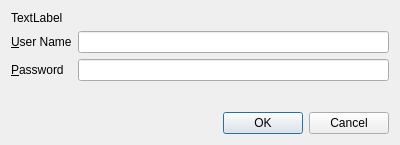
Old version of the form 2.x/UI/dooble_authentication_dialog.ui in the repository textbrowser/dooble.
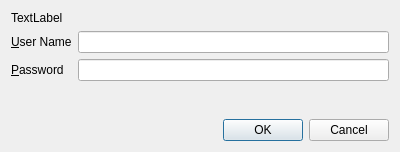
New version of the form. Icons and pictures are not drawn.

Commit message: Clear buttons.

Diff of the .ui file:
```diff
--- a/2.x/UI/dooble_authentication_dialog.ui
+++ b/2.x/UI/dooble_authentication_dialog.ui
@@ -7,7 +7,7 @@
     <x>0</x>
     <y>0</y>
     <width>400</width>
-    <height>145</height>
+    <height>152</height>
    </rect>
   </property>
   <property name="windowTitle">
```
Left out of the diff: 9 changed lines with no effect on the pictures. The commit also changes 4 other files.
